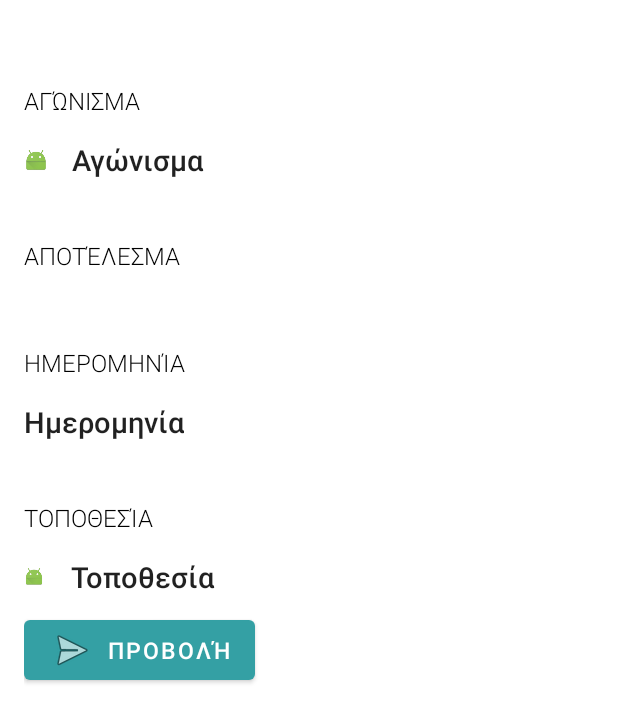
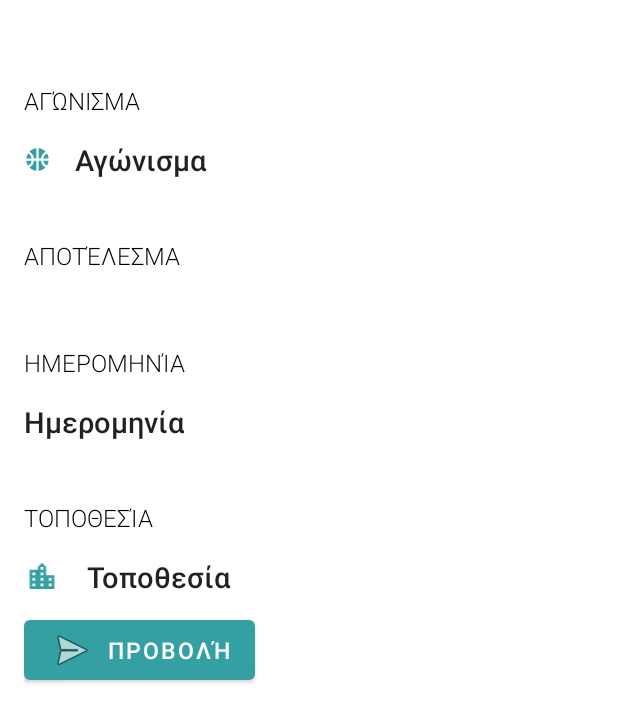
Before and after one commit to martinkaintas/MyCoolSportsApp, an Android app: the layout fragment_match_details.xml on its own in the app's theme, with its tools: preview values and no code run, on a phone screen of 412 x 824 dp. Shown: the top 722 px of the screen. Run offline under Robolectric (Android 15) with nearby library versions, the phone set to English and light mode, and no system bars.

Commit message:
add icons in match details tab

```diff
--- /dev/null
+++ b/app/src/main/res/drawable/ic_baseline_location_city_24_cyan.xml
@@ -0,0 +1,5 @@
+<vector android:height="24dp" android:tint="#35A1A5"
+    android:viewportHeight="24" android:viewportWidth="24"
+    android:width="24dp" xmlns:android="http://schemas.android.com/apk/res/android">
+    <path android:fillColor="@android:color/white" android:pathData="M15,11L15,5l-3,-3 -3,3v2L3,7v14h18L21,11h-6zM7,19L5,19v-2h2v2zM7,15L5,15v-2h2v2zM7,11L5,11L5,9h2v2zM13,19h-2v-2h2v2zM13,15h-2v-2h2v2zM13,11h-2L11,9h2v2zM13,7h-2L11,5h2v2zM19,19h-2v-2h2v2zM19,15h-2v-2h2v2z"/>
+</vector>
--- /dev/null
+++ b/app/src/main/res/drawable/ic_baseline_sports_basketball_24_cyan.xml
@@ -0,0 +1,12 @@
+<vector android:height="24dp" android:tint="#35A1A5"
+    android:viewportHeight="24" android:viewportWidth="24"
+    android:width="24dp" xmlns:android="http://schemas.android.com/apk/res/android">
+    <path android:fillColor="@android:color/white" android:pathData="M17.09,11h4.86c-0.16,-1.61 -0.71,-3.11 -1.54,-4.4C18.68,7.43 17.42,9.05 17.09,11z"/>
+    <path android:fillColor="@android:color/white" android:pathData="M6.91,11C6.58,9.05 5.32,7.43 3.59,6.6C2.76,7.89 2.21,9.39 2.05,11H6.91z"/>
+    <path android:fillColor="@android:color/white" android:pathData="M15.07,11c0.32,-2.59 1.88,-4.79 4.06,-6c-1.6,-1.63 -3.74,-2.71 -6.13,-2.95V11H15.07z"/>
+    <path android:fillColor="@android:color/white" android:pathData="M8.93,11H11V2.05C8.61,2.29 6.46,3.37 4.87,5C7.05,6.21 8.61,8.41 8.93,11z"/>
+    <path android:fillColor="@android:color/white" android:pathData="M15.07,13H13v8.95c2.39,-0.24 4.54,-1.32 6.13,-2.95C16.95,17.79 15.39,15.59 15.07,13z"/>
+    <path android:fillColor="@android:color/white" android:pathData="M3.59,17.4c1.72,-0.83 2.99,-2.46 3.32,-4.4H2.05C2.21,14.61 2.76,16.11 3.59,17.4z"/>
+    <path android:fillColor="@android:color/white" android:pathData="M17.09,13c0.33,1.95 1.59,3.57 3.32,4.4c0.83,-1.29 1.38,-2.79 1.54,-4.4H17.09z"/>
+    <path android:fillColor="@android:color/white" android:pathData="M8.93,13c-0.32,2.59 -1.88,4.79 -4.06,6c1.6,1.63 3.74,2.71 6.13,2.95V13H8.93z"/>
+</vector>
--- a/app/src/main/res/layout/fragment_match_details.xml
+++ b/app/src/main/res/layout/fragment_match_details.xml
@@ -30,13 +30,13 @@
 
     <ImageView
         android:id="@+id/ivMatchSport"
-        android:layout_width="16dp"
-        android:layout_height="16dp"
+        android:layout_width="18dp"
+        android:layout_height="18dp"
         android:contentDescription="@string/matchDetails__sport"
         app:layout_constraintBottom_toBottomOf="@+id/tvMatchSport"
         app:layout_constraintStart_toStartOf="parent"
         app:layout_constraintTop_toTopOf="@+id/tvMatchSport"
-        app:srcCompat="@android:mipmap/sym_def_app_icon" />
+        app:srcCompat="@drawable/ic_baseline_sports_basketball_24_cyan" />
 
     <TextView
         android:id="@+id/tvMatchSportTitle"
@@ -79,13 +79,13 @@
 
     <ImageView
         android:id="@+id/ivMatchDetailsPlaceIcon"
-        android:layout_width="13dp"
-        android:layout_height="14dp"
+        android:layout_width="24dp"
+        android:layout_height="22dp"
         android:contentDescription="@string/matchDetails__date"
         app:layout_constraintBottom_toBottomOf="@+id/tvMatchDetailsPlace"
         app:layout_constraintStart_toStartOf="parent"
         app:layout_constraintTop_toTopOf="@+id/tvMatchDetailsPlace"
-        app:srcCompat="@android:mipmap/sym_def_app_icon" />
+        app:srcCompat="@drawable/ic_baseline_location_city_24_cyan" />
 
     <TextView
         android:id="@+id/tvMatchDetailsPlace"
```
